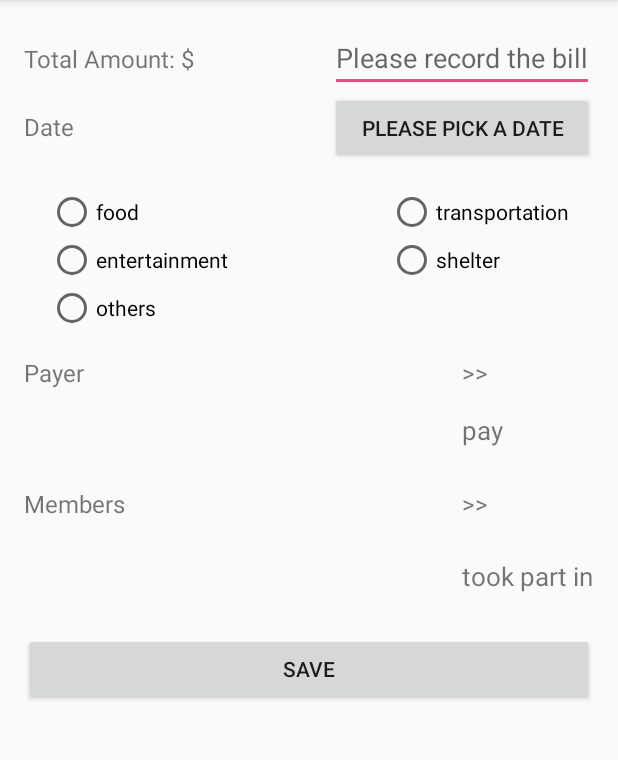
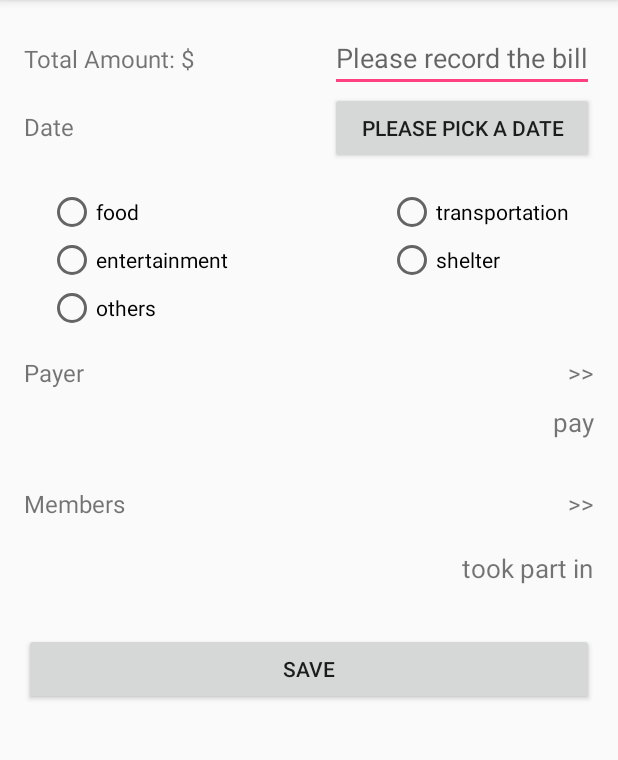
Before and after one commit to MaureenDing814/FinalProject-YaoC-MengqiD, an Android app: the RecordActivity screen opened directly, with no data from a screen before it, on a phone screen of 412 x 824 dp, the part 84-844 px from its top. Run offline under Robolectric (Android 15) with nearby library versions, the phone set to English and light mode, and no system bars; our stand-ins replace Firebase (no records; nobody signed in at launch, a user with empty details on screens opened directly).

Commit message:
record activity layout

```diff
--- a/app/src/main/res/layout/activity_record.xml
+++ b/app/src/main/res/layout/activity_record.xml
@@ -115,6 +115,7 @@
             <TextView
                 android:layout_column="0"
                 android:text=">>"
+                android:layout_gravity="end"
                 android:textSize="16sp" />
         </TableRow>
 
@@ -133,7 +134,7 @@
             <TextView
                 android:layout_width="wrap_content"
                 android:layout_height="wrap_content"
-                android:layout_gravity="center_vertical"
+                android:layout_gravity="end"
                 android:text="pay"
                 android:textSize="17dp" />
         </TableRow>
@@ -151,6 +152,7 @@
             <TextView
                 android:layout_column="0"
                 android:layout_marginBottom="10dp"
+                android:layout_gravity="end"
                 android:text=">>"
                 android:textSize="16sp" />
         </TableRow>
@@ -170,7 +172,7 @@
             <TextView
                 android:layout_width="wrap_content"
                 android:layout_height="wrap_content"
-                android:layout_gravity="center_vertical"
+                android:layout_gravity="end"
                 android:text="took part in"
                 android:textSize="17dp" />
         </TableRow>
```
